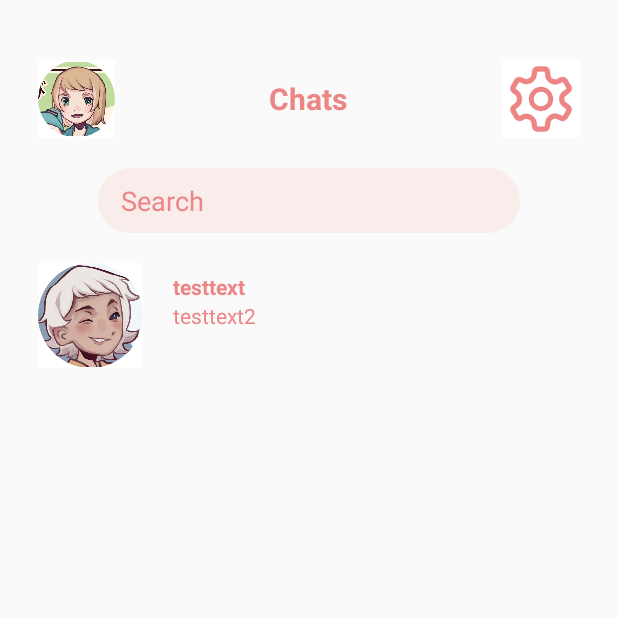
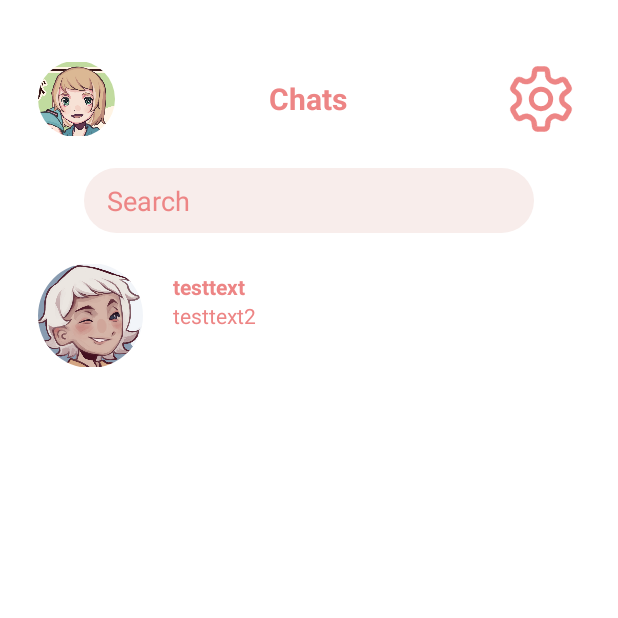
Before and after one commit to qoeru/Character-Chat, an Android app: the screen it shows after launch (MainActivity), on a phone screen of 412 x 824 dp, the top half of it. Run offline under Robolectric (Android 15) with nearby library versions, the phone set to English and light mode, and no system bars.

Commit message:
little fixes in xml

```diff
--- a/app/src/main/res/layout/activity_main.xml
+++ b/app/src/main/res/layout/activity_main.xml
@@ -1,6 +1,6 @@
 <?xml version="1.0" encoding="utf-8"?>
 <LinearLayout xmlns:android="http://schemas.android.com/apk/res/android"
-
+    android:background="@color/white"
     xmlns:app="http://schemas.android.com/apk/res-auto"
     android:layout_width="match_parent"
     android:layout_height="match_parent"
@@ -27,7 +27,7 @@
             android:layout_weight="1"
 
             android:contentDescription="@string/user_s_avatar"
-            android:scaleType="fitCenter"
+            android:scaleType="centerInside"
             >
 
         </ImageView>
@@ -50,7 +50,7 @@
             android:layout_width="0dp"
             android:layout_height="match_parent"
             android:layout_weight="1"
-            android:background="@color/white"
+            android:background="@null"
             android:contentDescription="@string/settings_icon"
             android:scaleType="centerInside"
             android:src="@drawable/settings">
@@ -61,12 +61,12 @@
 
     <!--search-->
     <EditText
-        android:layout_width="match_parent"
+        android:layout_width="300dp"
         android:layout_height="0dp"
         android:layout_weight="0.5"
         android:hint="Search"
         android:paddingLeft="15dp"
-
+        android:layout_gravity="center"
         android:layout_marginVertical="20dp"
         android:layout_marginHorizontal="40dp"
         android:textColorHint="@color/pink"
--- a/app/src/main/res/layout/new_character.xml
+++ b/app/src/main/res/layout/new_character.xml
@@ -65,7 +65,6 @@
         android:scaleType="fitCenter"
         app:layout_constraintBaseline_toBaselineOf="@id/gender"
         app:layout_constraintEnd_toEndOf="parent"
-        android:textColor="@color/pink"
         android:background="@null"
         android:paddingLeft="15dp"
         app:layout_constraintRight_toRightOf="parent">
--- a/app/src/main/res/values/themes.xml
+++ b/app/src/main/res/values/themes.xml
@@ -10,7 +10,7 @@
         <item name="colorSecondaryVariant">@color/teal_700</item>
         <item name="colorOnSecondary">@color/black</item>
         <!-- Status bar color. -->
-        <item name="android:statusBarColor" tools:targetApi="21">?attr/colorPrimary</item>
+        <item name="android:statusBarColor" tools:targetApi="21">?attr/colorPrimaryVariant</item>
         <!-- Customize your theme here. -->
         <item name="android:windowLightStatusBar">true</item>
     </style>
```
